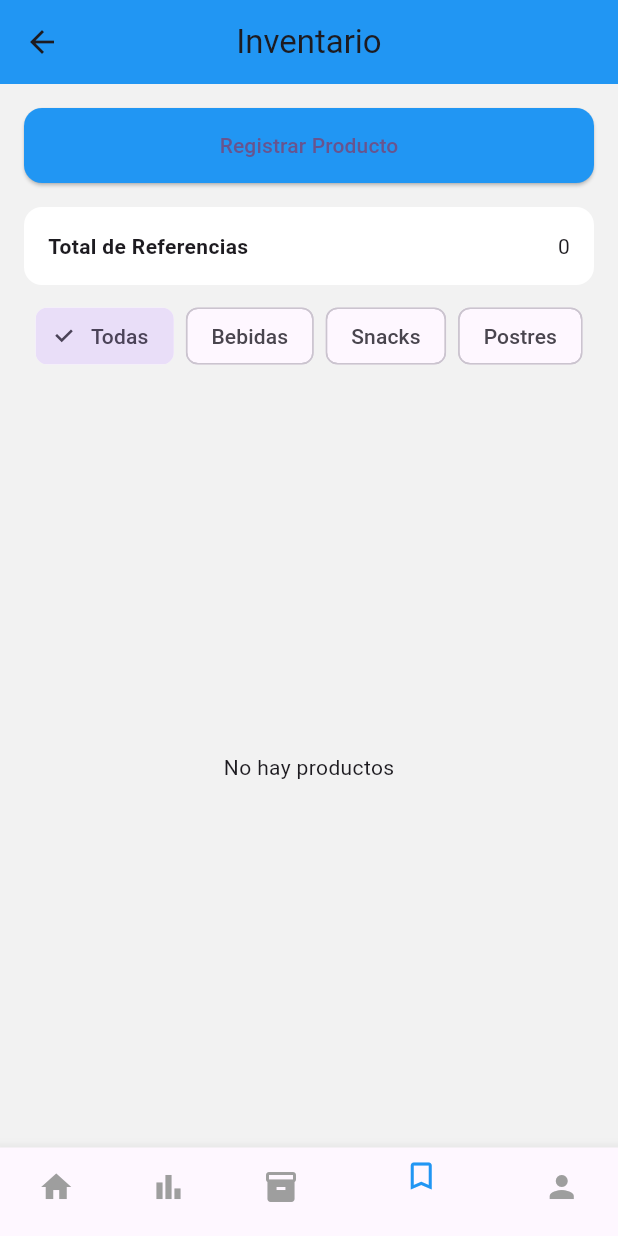
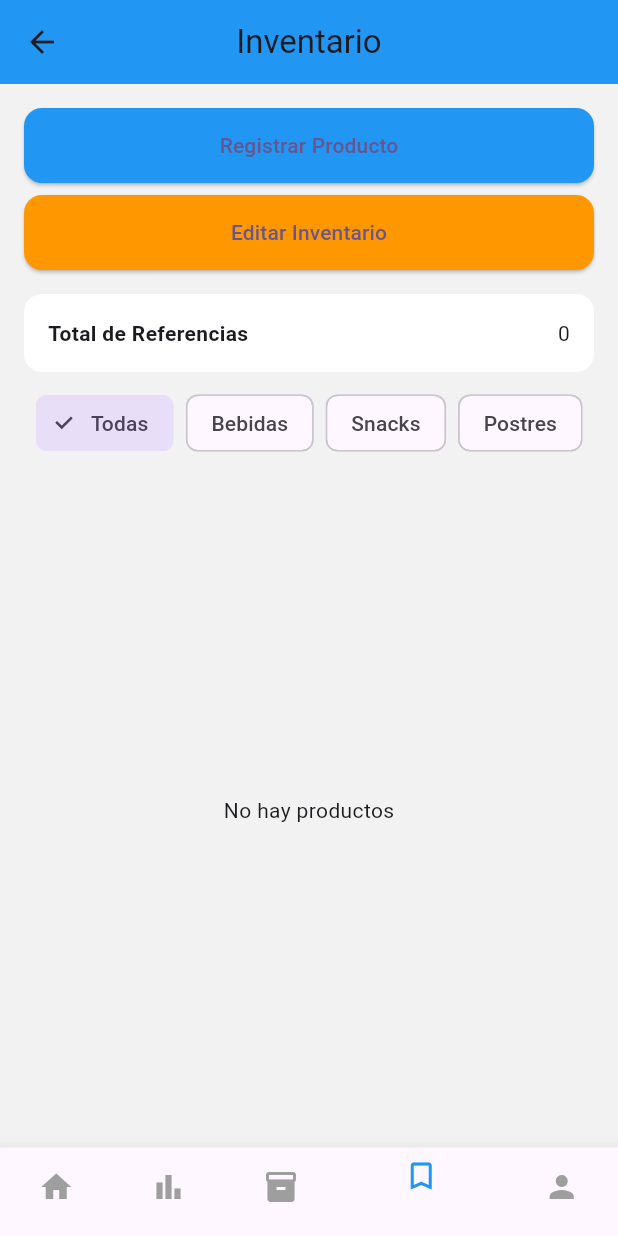
Before and after one commit to esfiallos/proyecto-flutter-app_gestor, a Flutter app: the InventarioPage screen opened by its route, on a phone screen of 412 x 824 dp. Run offline on Flutter 3.47's test engine with Material 3 defaults, Android fonts, the phone set to English and light mode, and no system bars; our stand-ins replace fl_chart, shared_preferences, sqflite; accounts and stored records are empty.

Commit message:
HotFix: navegacion menos redundante al editar productos, y eliminar

```diff
--- a/lib/screens/inventario/inventario.dart
+++ b/lib/screens/inventario/inventario.dart
@@ -66,7 +66,9 @@ class _InventarioPageState extends State<InventarioPage> {
         children: [
           Padding(
             padding: const EdgeInsets.all(16),
-            child: ElevatedButton(
+            child: Column(
+              children: [
+                ElevatedButton(
                   onPressed: () {
                     Navigator.pushReplacementNamed(context, '/registrar-producto');
                   },
@@ -79,6 +81,22 @@ class _InventarioPageState extends State<InventarioPage> {
                   ),
                   child: const Text('Registrar Producto', selectionColor: Colors.white),
                 ),
+                const SizedBox(height: 8),
+                ElevatedButton(
+                  onPressed: () {
+                    Navigator.pushReplacementNamed(context, '/gestion-inventario');
+                  },
+                  style: ElevatedButton.styleFrom(
+                    backgroundColor: Colors.orange,
+                    minimumSize: const Size.fromHeight(50),
+                    shape: RoundedRectangleBorder(
+                      borderRadius: BorderRadius.circular(12),
+                    ),
+                  ),
+                  child: const Text('Editar Inventario', selectionColor: Colors.white),
+                ),
+              ],
+            ),
           ),
           Padding(
             padding: const EdgeInsets.symmetric(horizontal: 16),
@@ -88,17 +106,11 @@ class _InventarioPageState extends State<InventarioPage> {
                 color: Colors.white,
                 borderRadius: BorderRadius.circular(12),
               ),
-              child: Column(
-                crossAxisAlignment: CrossAxisAlignment.start,
-                children: [
-                  Row(
+              child: Row(
                 mainAxisAlignment: MainAxisAlignment.spaceBetween,
                 children: [
                   const Text('Total de Referencias', style: TextStyle(fontWeight: FontWeight.bold)),
                   Text('${_productos.length}'),
-                    ],
-                  ),
-
                 ],
               ),
             ),
@@ -164,10 +176,6 @@ class _InventarioPageState extends State<InventarioPage> {
                             ),
                             const SizedBox(width: 16),
                             Expanded(
-                              child: GestureDetector(
-                                onTap: () {
-                                  Navigator.pushReplacementNamed(context, '/gestion-inventario');
-                                },
                               child: Column(
                                 crossAxisAlignment: CrossAxisAlignment.start,
                                 children: [
@@ -182,7 +190,6 @@ class _InventarioPageState extends State<InventarioPage> {
                                 ],
                               ),
                             ),
-                            ),
                           ],
                         ),
                       );
```
Lines whose indentation alone changed are shown as unchanged.
